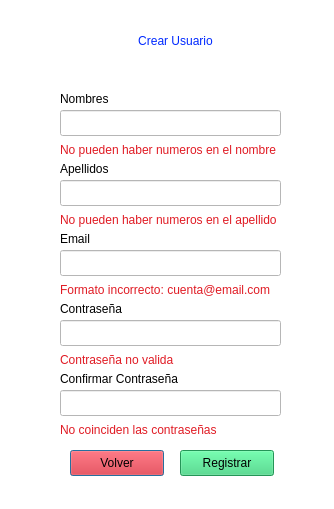
First picture: the form in newuser.ui, repository ZekaDevv/Tech-Distributor, before the edit.
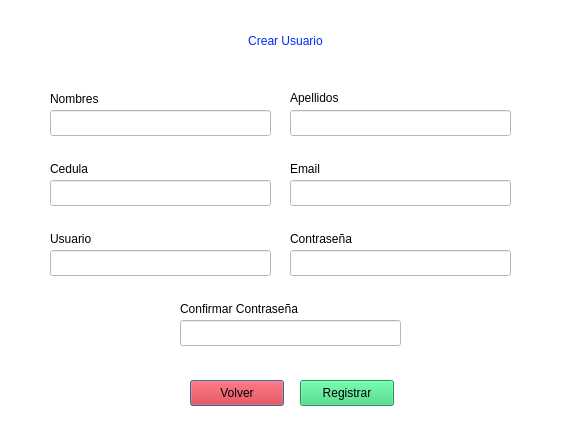
Second picture: the form after the edit.

Commit message: Listo: New user y bases de la facturacion

What changed in the file:
```diff
--- a/newuser.ui
+++ b/newuser.ui
@@ -6,8 +6,8 @@
    <rect>
     <x>0</x>
     <y>0</y>
-    <width>334</width>
-    <height>509</height>
+    <width>566</width>
+    <height>428</height>
    </rect>
   </property>
   <property name="windowTitle">
@@ -16,10 +16,10 @@
   <property name="styleSheet">
    <string notr="true">background-color: rgb(255, 255, 255);</string>
   </property>
-  <widget class="QLineEdit" name="input_user">
+  <widget class="QLineEdit" name="input_name">
    <property name="geometry">
     <rect>
-     <x>60</x>
+     <x>50</x>
      <y>110</y>
      <width>221</width>
      <height>26</height>
@@ -32,7 +32,7 @@
   <widget class="QLabel" name="title">
    <property name="geometry">
     <rect>
-     <x>60</x>
+     <x>170</x>
      <y>20</y>
      <width>231</width>
      <height>41</height>
@@ -49,10 +49,10 @@
     <set>Qt::AlignmentFlag::AlignCenter</set>
    </property>
   </widget>
-  <widget class="QLabel" name="label_user">
+  <widget class="QLabel" name="label_name">
    <property name="geometry">
     <rect>
-     <x>60</x>
+     <x>50</x>
      <y>90</y>
      <width>81</width>
      <height>18</height>
@@ -69,8 +69,8 @@
   <widget class="QLabel" name="label_psw_2">
    <property name="geometry">
     <rect>
-     <x>60</x>
-     <y>300</y>
+     <x>290</x>
+     <y>230</y>
      <width>101</width>
      <height>18</height>
     </rect>
@@ -86,8 +86,8 @@
   <widget class="QLineEdit" name="input_psw_2">
    <property name="geometry">
     <rect>
-     <x>60</x>
-     <y>320</y>
+     <x>290</x>
+     <y>250</y>
      <width>221</width>
      <height>26</height>
     </rect>
@@ -114,8 +114,8 @@
   <widget class="QLineEdit" name="input_user_2">
    <property name="geometry">
     <rect>
-     <x>60</x>
-     <y>180</y>
+     <x>290</x>
+     <y>110</y>
      <width>221</width>
      <height>26</height>
     </rect>
@@ -127,10 +127,10 @@
   <widget class="QLabel" name="label_user_2">
    <property name="geometry">
     <rect>
-     <x>60</x>
-     <y>160</y>
+     <x>290</x>
+     <y>90</y>
      <width>81</width>
-     <height>18</height>
+     <height>16</height>
     </rect>
    </property>
    <property name="styleSheet">
@@ -144,8 +144,8 @@
   <widget class="QLabel" name="label_user_3">
    <property name="geometry">
     <rect>
-     <x>60</x>
-     <y>230</y>
+     <x>290</x>
+     <y>160</y>
      <width>51</width>
      <height>18</height>
     </rect>
@@ -161,8 +161,8 @@
   <widget class="QLineEdit" name="input_user_3">
    <property name="geometry">
     <rect>
-     <x>60</x>
-     <y>250</y>
+     <x>290</x>
+     <y>180</y>
      <width>221</width>
      <height>26</height>
     </rect>
@@ -174,8 +174,8 @@
   <widget class="QLineEdit" name="input_psw_3">
    <property name="geometry">
     <rect>
-     <x>60</x>
-     <y>390</y>
+     <x>180</x>
+     <y>320</y>
      <width>221</width>
      <height>26</height>
     </rect>
@@ -202,8 +202,8 @@
   <widget class="QLabel" name="label_psw_3">
    <property name="geometry">
     <rect>
-     <x>60</x>
-     <y>370</y>
+     <x>180</x>
+     <y>300</y>
      <width>191</width>
      <height>18</height>
     </rect>
@@ -219,8 +219,8 @@
   <widget class="QPushButton" name="returnP1">
    <property name="geometry">
     <rect>
-     <x>70</x>
-     <y>450</y>
+     <x>190</x>
+     <y>380</y>
      <width>94</width>
      <height>26</height>
     </rect>
@@ -236,10 +236,10 @@
   <widget class="QLabel" name="label_error_2">
    <property name="geometry">
     <rect>
-     <x>60</x>
+     <x>50</x>
      <y>140</y>
      <width>221</width>
-     <height>20</height>
+     <height>21</height>
     </rect>
    </property>
    <property name="styleSheet">
@@ -247,31 +247,31 @@
 font: 8pt &quot;Ubuntu Sans&quot;;</string>
    </property>
    <property name="text">
-    <string>No pueden haber numeros en el nombre</string>
+    <string/>
    </property>
   </widget>
   <widget class="QLabel" name="label_error_3">
    <property name="geometry">
     <rect>
-     <x>60</x>
+     <x>290</x>
+     <y>140</y>
+     <width>221</width>
+     <height>21</height>
+    </rect>
+   </property>
+   <property name="styleSheet">
+    <string notr="true">color: rgb(224, 27, 36);
+font: 8pt &quot;Ubuntu Sans&quot;;</string>
+   </property>
+   <property name="text">
+    <string/>
+   </property>
+  </widget>
+  <widget class="QLabel" name="label_error_email">
+   <property name="geometry">
+    <rect>
+     <x>290</x>
      <y>210</y>
-     <width>221</width>
-     <height>20</height>
-    </rect>
-   </property>
-   <property name="styleSheet">
-    <string notr="true">color: rgb(224, 27, 36);
-font: 8pt &quot;Ubuntu Sans&quot;;</string>
-   </property>
-   <property name="text">
-    <string>No pueden haber numeros en el apellido</string>
-   </property>
-  </widget>
-  <widget class="QLabel" name="label_error_4">
-   <property name="geometry">
-    <rect>
-     <x>60</x>
-     <y>280</y>
      <width>241</width>
      <height>20</height>
     </rect>
@@ -281,14 +281,14 @@
 font: 8pt &quot;Ubuntu Sans&quot;;</string>
    </property>
    <property name="text">
-    <string>Formato incorrecto: cuenta@email.com</string>
+    <string/>
    </property>
   </widget>
   <widget class="QLabel" name="label_error_5">
    <property name="geometry">
     <rect>
-     <x>60</x>
-     <y>350</y>
+     <x>290</x>
+     <y>280</y>
      <width>221</width>
      <height>20</height>
     </rect>
@@ -298,31 +298,14 @@
 font: 8pt &quot;Ubuntu Sans&quot;;</string>
    </property>
    <property name="text">
-    <string>Contraseña no valida</string>
+    <string/>
    </property>
   </widget>
-  <widget class="QLabel" name="label_error_6">
+  <widget class="QPushButton" name="registerUser">
    <property name="geometry">
     <rect>
-     <x>60</x>
-     <y>420</y>
-     <width>221</width>
-     <height>20</height>
-    </rect>
-   </property>
-   <property name="styleSheet">
-    <string notr="true">color: rgb(224, 27, 36);
-font: 8pt &quot;Ubuntu Sans&quot;;</string>
-   </property>
-   <property name="text">
-    <string>No coinciden las contraseñas</string>
-   </property>
-  </widget>
-  <widget class="QPushButton" name="returnP1_2">
-   <property name="geometry">
-    <rect>
-     <x>180</x>
-     <y>450</y>
+     <x>300</x>
+     <y>380</y>
      <width>94</width>
      <height>26</height>
     </rect>
@@ -339,8 +322,102 @@
   <widget class="QLabel" name="label_error_7">
    <property name="geometry">
     <rect>
-     <x>60</x>
-     <y>480</y>
+     <x>50</x>
+     <y>280</y>
+     <width>221</width>
+     <height>20</height>
+    </rect>
+   </property>
+   <property name="styleSheet">
+    <string notr="true">color: rgb(224, 27, 36);
+font: 8pt &quot;Ubuntu Sans&quot;;</string>
+   </property>
+   <property name="text">
+    <string/>
+   </property>
+  </widget>
+  <widget class="QLineEdit" name="input_user">
+   <property name="geometry">
+    <rect>
+     <x>50</x>
+     <y>250</y>
+     <width>221</width>
+     <height>26</height>
+    </rect>
+   </property>
+   <property name="styleSheet">
+    <string notr="true">color: rgb(0, 0, 0);</string>
+   </property>
+  </widget>
+  <widget class="QLabel" name="label_user">
+   <property name="geometry">
+    <rect>
+     <x>50</x>
+     <y>230</y>
+     <width>81</width>
+     <height>18</height>
+    </rect>
+   </property>
+   <property name="styleSheet">
+    <string notr="true">color: rgb(0, 0, 0);
+font: 12pt &quot;Ubuntu Sans&quot;;</string>
+   </property>
+   <property name="text">
+    <string>Usuario</string>
+   </property>
+  </widget>
+  <widget class="QLabel" name="label_id">
+   <property name="geometry">
+    <rect>
+     <x>50</x>
+     <y>160</y>
+     <width>81</width>
+     <height>18</height>
+    </rect>
+   </property>
+   <property name="styleSheet">
+    <string notr="true">color: rgb(0, 0, 0);
+font: 12pt &quot;Ubuntu Sans&quot;;</string>
+   </property>
+   <property name="text">
+    <string>Cedula</string>
+   </property>
+  </widget>
+  <widget class="QLabel" name="label_error_id">
+   <property name="geometry">
+    <rect>
+     <x>50</x>
+     <y>210</y>
+     <width>221</width>
+     <height>20</height>
+    </rect>
+   </property>
+   <property name="styleSheet">
+    <string notr="true">color: rgb(224, 27, 36);
+font: 8pt &quot;Ubuntu Sans&quot;;</string>
+   </property>
+   <property name="text">
+    <string/>
+   </property>
+  </widget>
+  <widget class="QLineEdit" name="input_id">
+   <property name="geometry">
+    <rect>
+     <x>50</x>
+     <y>180</y>
+     <width>221</width>
+     <height>26</height>
+    </rect>
+   </property>
+   <property name="styleSheet">
+    <string notr="true">color: rgb(0, 0, 0);</string>
+   </property>
+  </widget>
+  <widget class="QLabel" name="label_error_pswC">
+   <property name="geometry">
+    <rect>
+     <x>180</x>
+     <y>350</y>
      <width>221</width>
      <height>20</height>
     </rect>
```
Left out of the diff: 26 changed lines with no effect on the pictures. The commit also changes 19 other files.
